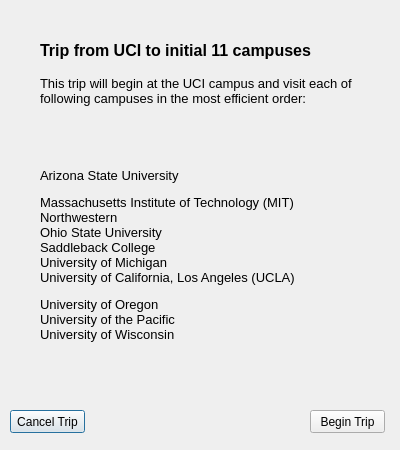
Old version of the form CollegeTouring/initialfromuciform.ui in the repository Ykhan799/CollegeTouringS21.
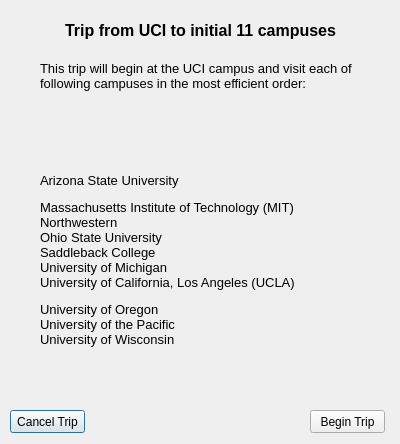
New version of the form.

Commit message: Link UCI button

What changed in the file:
```diff
--- a/CollegeTouring/initialfromuciform.ui
+++ b/CollegeTouring/initialfromuciform.ui
@@ -7,7 +7,7 @@
     <x>0</x>
     <y>0</y>
     <width>400</width>
-    <height>450</height>
+    <height>444</height>
    </rect>
   </property>
   <property name="windowTitle">
@@ -19,7 +19,7 @@
      <x>0</x>
      <y>0</y>
      <width>400</width>
-     <height>450</height>
+     <height>471</height>
     </rect>
    </property>
    <property name="currentIndex">
@@ -29,9 +29,9 @@
     <widget class="QLabel" name="titleLabel">
      <property name="geometry">
       <rect>
-       <x>40</x>
-       <y>10</y>
-       <width>331</width>
+       <x>10</x>
+       <y>-10</y>
+       <width>381</width>
        <height>81</height>
       </rect>
      </property>
@@ -43,16 +43,16 @@
       </font>
      </property>
      <property name="text">
-      <string>Trip from UCI to initial 11 campuses</string>
+      <string>&lt;html&gt;&lt;head/&gt;&lt;body&gt;&lt;p align=&quot;center&quot;&gt;Trip from UCI to initial 11 campuses&lt;/p&gt;&lt;/body&gt;&lt;/html&gt;</string>
      </property>
     </widget>
     <widget class="QLabel" name="descriptionLabel">
      <property name="geometry">
       <rect>
        <x>40</x>
-       <y>70</y>
+       <y>40</y>
        <width>331</width>
-       <height>41</height>
+       <height>71</height>
       </rect>
      </property>
      <property name="font">
@@ -99,7 +99,7 @@
        <x>40</x>
        <y>120</y>
        <width>321</width>
-       <height>271</height>
+       <height>281</height>
       </rect>
      </property>
      <property name="font">
```
Left out of the diff: 4 changed lines with no effect on the pictures. The commit also changes 3 other files.
